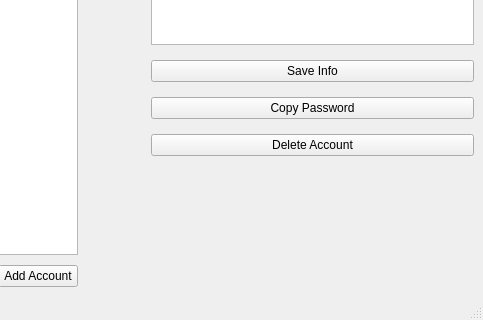
This is lockbox/mainwindow.ui in youssefibrahim3/Lockbox as Qt 5 draws it before an edit; both pictures show x 317 to 800 and y 280 to 600 of the 800 by 600 pixel window. The edited form follows.
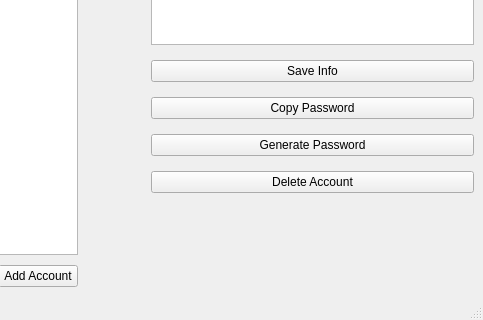
This is the edited form.

Commit message:
Add password generator functionality to UI in MainWindow.ui
Users can press the button to generate a 20-character long password of symbols, numbers, and both upper and lowercase letters.

```diff
--- a/lockbox/mainwindow.ui
+++ b/lockbox/mainwindow.ui
@@ -127,7 +127,7 @@
         </property>
        </widget>
       </item>
-      <item row="8" column="1">
+      <item row="9" column="1">
        <widget class="QPushButton" name="deleteAccButton">
         <property name="text">
          <string>Delete Account</string>
@@ -182,6 +182,13 @@
         </property>
        </widget>
       </item>
+      <item row="8" column="1">
+       <widget class="QPushButton" name="generatePassButton">
+        <property name="text">
+         <string>Generate Password</string>
+        </property>
+       </widget>
+      </item>
      </layout>
     </item>
    </layout>
```
The commit also changes 3 other files.
